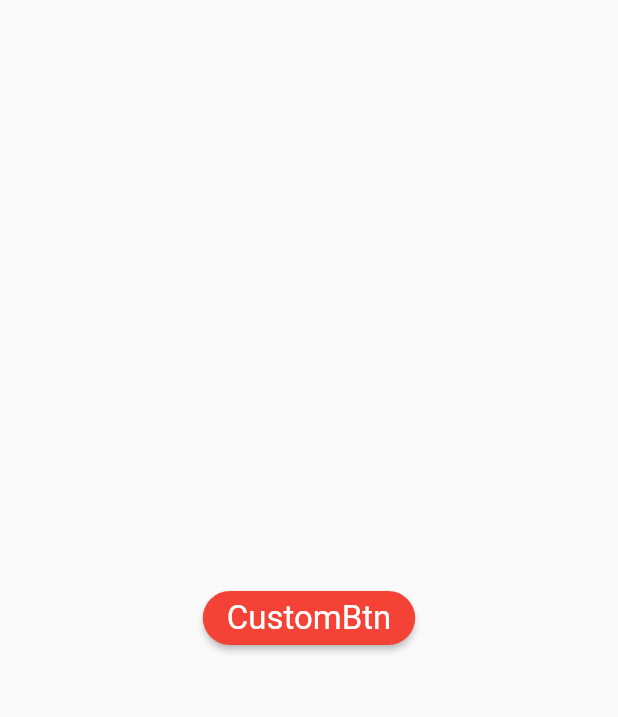
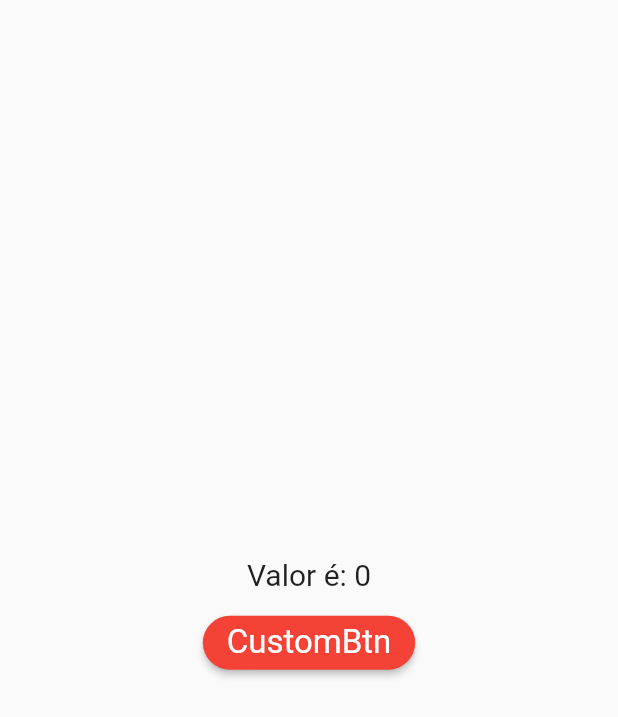
Before and after one commit to NicolasXM/todolist, a Flutter app: the screen it shows after launch, on a phone screen of 412 x 824 dp. Shown: the top 717 px of the screen. Run offline on Flutter 3.47's test engine with Material 2 defaults, Android fonts, the phone set to English and light mode, and no system bars.

Commit message:
Utilização de set state
Utilização de set state

```diff
--- a/lib/pages/navigator/navigator_one_page.dart
+++ b/lib/pages/navigator/navigator_one_page.dart
@@ -1,3 +1,5 @@
+import 'dart:math';
+
 import 'package:flutter/material.dart';
 import 'package:todolist/pages/navigator/navigator_two_page.dart';
 import 'package:todolist/widgets/custom_button_widget.dart';
@@ -10,15 +12,38 @@ class NavigatorOne extends StatefulWidget {
 }
 
 class _NavigatorOneState extends State<NavigatorOne> {
+  ValueNotifier<int> valor = ValueNotifier<int>(0);
+
+  random() async {
+    for (var i = 0; i < 10; i++) {
+      await Future.delayed(Duration(seconds: 1));
+      valor.value = Random().nextInt(1000);
+    }
+  }
+
   @override
   Widget build(BuildContext context) {
     return Scaffold(
       body: Center(
-        child: CustomButtonWidget(
-          disabled: false,
-          onPressed: () {},
-          title: 'CustomBtn',
-          titleSize: 22,
+        child: Column(
+          mainAxisAlignment: MainAxisAlignment.center,
+          children: [
+            ValueListenableBuilder(
+                valueListenable: valor,
+                builder: (_, value, __) => Text(
+                      'Valor é: $value',
+                      style: TextStyle(fontSize: 20),
+                    )),
+            SizedBox(
+              height: 10,
+            ),
+            CustomButtonWidget(
+              disabled: false,
+              onPressed: () => random(),
+              title: 'CustomBtn',
+              titleSize: 22,
+            ),
+          ],
         ),
       ),
     );
```
